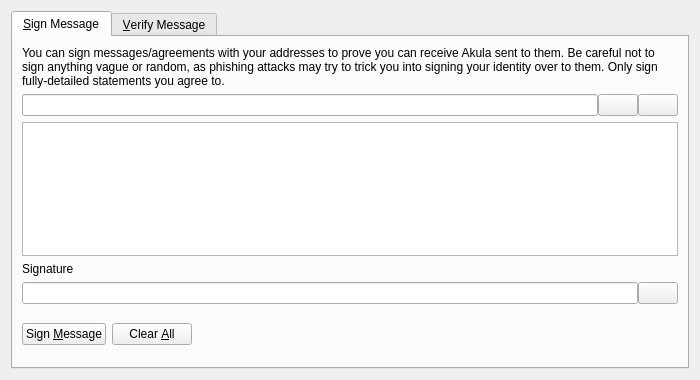
Old version of the form src/qt/forms/signverifymessagedialog.ui in the repository ZixCash/ZixCash.
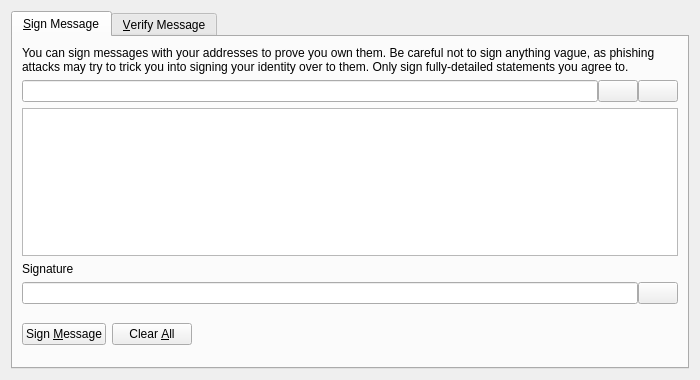
New version of the form. Icons and pictures are not drawn. Custom widgets are drawn as their Qt base class.

```diff
--- a/src/qt/forms/signverifymessagedialog.ui
+++ b/src/qt/forms/signverifymessagedialog.ui
@@ -30,7 +30,7 @@
        <item>
         <widget class="QLabel" name="infoLabel_SM">
          <property name="text">
-          <string>You can sign messages/agreements with your addresses to prove you can receive Akula sent to them. Be careful not to sign anything vague or random, as phishing attacks may try to trick you into signing your identity over to them. Only sign fully-detailed statements you agree to.</string>
+          <string>You can sign messages with your addresses to prove you own them. Be careful not to sign anything vague, as phishing attacks may try to trick you into signing your identity over to them. Only sign fully-detailed statements you agree to.</string>
          </property>
          <property name="textFormat">
           <enum>Qt::PlainText</enum>
```
Left out of the diff: 42 changed lines with no effect on the pictures.
